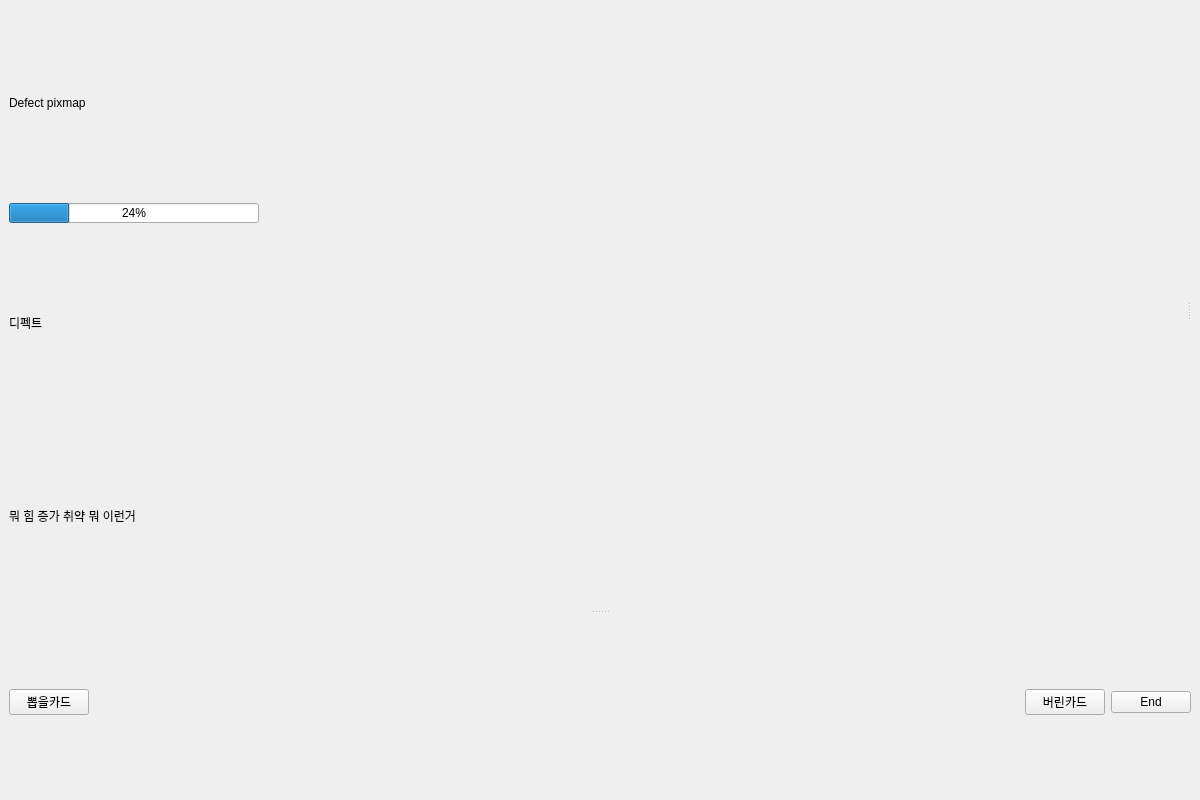
Above: gui.ui from jungmario/pyqt-sts2 before the change. Below: the same form after it.
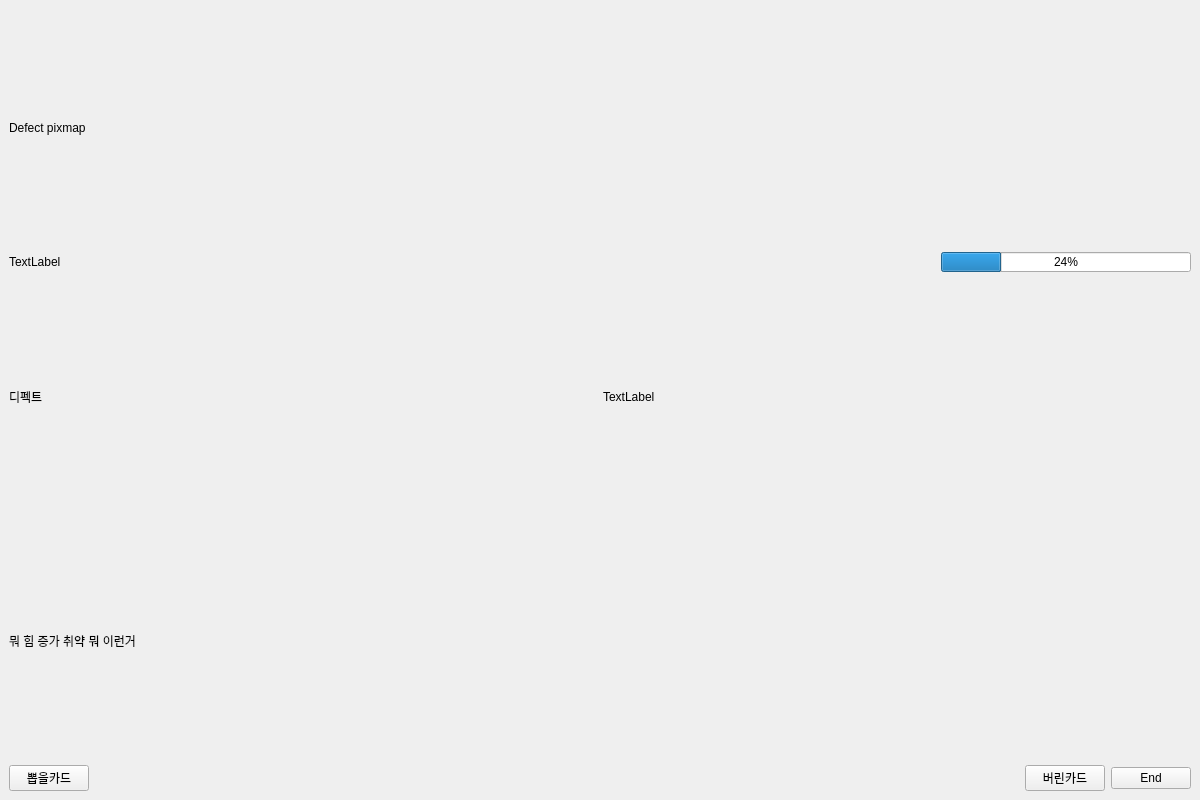
That is the form after the change.

```diff
--- a/gui.ui
+++ b/gui.ui
@@ -14,17 +14,12 @@
    <string>MainWindow</string>
   </property>
   <widget class="QWidget" name="centralwidget">
+   <layout class="QVBoxLayout" name="verticalLayout_3">
+    <item>
    <layout class="QVBoxLayout" name="verticalLayout_2">
     <item>
-     <widget class="QSplitter" name="splitter_2">
-      <property name="orientation">
-       <enum>Qt::Vertical</enum>
-      </property>
-      <widget class="QSplitter" name="splitter">
-       <property name="orientation">
-        <enum>Qt::Horizontal</enum>
-       </property>
-       <widget class="QWidget" name="verticalLayoutWidget">
+       <layout class="QHBoxLayout" name="horizontalLayout_4">
+        <item>
         <layout class="QVBoxLayout" name="verticalLayout">
          <item>
           <layout class="QHBoxLayout" name="layout_orbs"/>
@@ -37,6 +32,15 @@
           </widget>
          </item>
          <item>
+           <layout class="QHBoxLayout" name="horizontalLayout">
+            <item>
+             <widget class="QLabel" name="lbl_player_block">
+              <property name="text">
+               <string>TextLabel</string>
+              </property>
+             </widget>
+            </item>
+            <item>
           <widget class="QProgressBar" name="bar_player_hp">
            <property name="maximumSize">
             <size>
@@ -49,6 +53,10 @@
            </property>
           </widget>
          </item>
+           </layout>
+          </item>
+          <item>
+           <layout class="QHBoxLayout" name="horizontalLayout_3">
          <item>
           <widget class="QLabel" name="lbl_player_name">
            <property name="text">
@@ -57,6 +65,15 @@
           </widget>
          </item>
          <item>
+             <widget class="QLabel" name="lbl_energy">
+              <property name="text">
+               <string>TextLabel</string>
+              </property>
+             </widget>
+            </item>
+           </layout>
+          </item>
+          <item>
           <widget class="QLabel" name="lbl_player_status">
            <property name="text">
             <string>뭐 힘 증가 취약 뭐 이런거</string>
@@ -64,12 +81,13 @@
           </widget>
          </item>
         </layout>
-       </widget>
-       <widget class="QWidget" name="horizontalLayoutWidget">
+        </item>
+        <item>
         <layout class="QHBoxLayout" name="layout_enemies"/>
-       </widget>
-      </widget>
-      <widget class="QWidget" name="horizontalLayoutWidget_2">
+        </item>
+       </layout>
+      </item>
+      <item>
        <layout class="QHBoxLayout" name="horizontalLayout_2">
         <item>
          <widget class="QPushButton" name="btn_draw_pile">
@@ -122,8 +140,8 @@
          </widget>
         </item>
        </layout>
-      </widget>
-     </widget>
+      </item>
+     </layout>
     </item>
    </layout>
   </widget>
```
Lines whose indentation alone changed are shown as unchanged.
